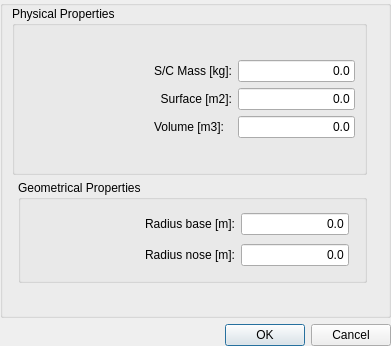
This is sta-src/Main/physicalproperties.ui in Dwarf-Planet-Project/SpaceDesignTool as Qt 5 draws it before an edit. The edited form follows.
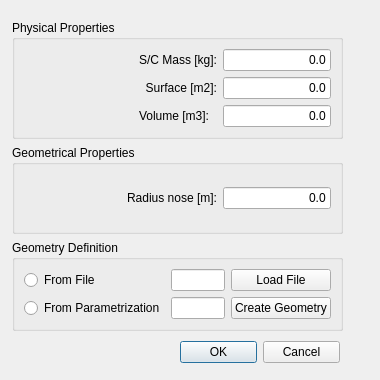
This is the edited form. Icons and pictures are not drawn.

The edit to the form file:
```diff
--- a/sta-src/Main/physicalproperties.ui
+++ b/sta-src/Main/physicalproperties.ui
@@ -6,20 +6,20 @@
    <rect>
     <x>0</x>
     <y>0</y>
-    <width>391</width>
-    <height>346</height>
+    <width>380</width>
+    <height>380</height>
    </rect>
   </property>
   <property name="minimumSize">
    <size>
-    <width>391</width>
-    <height>346</height>
+    <width>380</width>
+    <height>380</height>
    </size>
   </property>
   <property name="maximumSize">
    <size>
-    <width>391</width>
-    <height>346</height>
+    <width>380</width>
+    <height>380</height>
    </size>
   </property>
   <property name="baseSize">
@@ -31,26 +31,18 @@
   <property name="windowTitle">
    <string>Physical/Geometrical Properties</string>
   </property>
+  <widget class="QWidget" name="layoutWidget">
+   <property name="geometry">
+    <rect>
+     <x>12</x>
+     <y>20</y>
+     <width>331</width>
+     <height>311</height>
+    </rect>
+   </property>
   <layout class="QVBoxLayout" name="verticalLayout_2">
-   <property name="margin">
-    <number>0</number>
-   </property>
    <item>
-    <layout class="QGridLayout" name="gridLayout_3">
-     <item row="0" column="0">
-      <widget class="QGroupBox" name="groupBox_3">
-       <property name="title">
-        <string/>
-       </property>
        <widget class="QGroupBox" name="groupBox_2">
-        <property name="geometry">
-         <rect>
-          <x>12</x>
-          <y>6</y>
-          <width>355</width>
-          <height>169</height>
-         </rect>
-        </property>
         <property name="maximumSize">
          <size>
           <width>400</width>
@@ -60,8 +52,8 @@
         <property name="title">
          <string>Physical Properties</string>
         </property>
-        <layout class="QGridLayout" name="gridLayout_2">
-         <item row="0" column="0">
+      <layout class="QHBoxLayout" name="horizontalLayout_2">
+       <item>
           <layout class="QGridLayout" name="gridLayout">
            <item row="0" column="0">
             <widget class="QLabel" name="label">
@@ -193,49 +185,16 @@
          </item>
         </layout>
        </widget>
+    </item>
+    <item>
        <widget class="QGroupBox" name="groupBox">
-        <property name="geometry">
-         <rect>
-          <x>18</x>
-          <y>180</y>
-          <width>349</width>
-          <height>103</height>
-         </rect>
-        </property>
         <property name="title">
          <string>Geometrical Properties</string>
         </property>
-        <widget class="QWidget" name="gridLayoutWidget">
-         <property name="geometry">
-          <rect>
-           <x>6</x>
-           <y>30</y>
-           <width>325</width>
-           <height>61</height>
-          </rect>
-         </property>
+      <layout class="QHBoxLayout" name="horizontalLayout">
+       <item>
          <layout class="QGridLayout" name="gridLayout_4">
           <item row="0" column="2">
-           <widget class="QLabel" name="label_8">
-            <property name="text">
-             <string>Radius base [m]:</string>
-            </property>
-            <property name="alignment">
-             <set>Qt::AlignRight|Qt::AlignTrailing|Qt::AlignVCenter</set>
-            </property>
-           </widget>
-          </item>
-          <item row="0" column="3">
-           <widget class="QLineEdit" name="lineEditRadiusBase">
-            <property name="text">
-             <string>0.0</string>
-            </property>
-            <property name="alignment">
-             <set>Qt::AlignRight|Qt::AlignTrailing|Qt::AlignVCenter</set>
-            </property>
-           </widget>
-          </item>
-          <item row="1" column="2">
            <widget class="QLabel" name="label_7">
             <property name="text">
              <string>Radius nose [m]:</string>
@@ -245,7 +204,7 @@
             </property>
            </widget>
           </item>
-          <item row="1" column="3">
+         <item row="0" column="3">
            <widget class="QLineEdit" name="lineEditRadiusNose">
             <property name="text">
              <string>0.0</string>
@@ -256,19 +215,6 @@
            </widget>
           </item>
           <item row="0" column="1">
-           <spacer name="horizontalSpacer_7">
-            <property name="orientation">
-             <enum>Qt::Horizontal</enum>
-            </property>
-            <property name="sizeHint" stdset="0">
-             <size>
-              <width>40</width>
-              <height>20</height>
-             </size>
-            </property>
-           </spacer>
-          </item>
-          <item row="1" column="1">
            <spacer name="horizontalSpacer_10">
             <property name="orientation">
              <enum>Qt::Horizontal</enum>
@@ -282,19 +228,6 @@
            </spacer>
           </item>
           <item row="0" column="0">
-           <spacer name="horizontalSpacer_5">
-            <property name="orientation">
-             <enum>Qt::Horizontal</enum>
-            </property>
-            <property name="sizeHint" stdset="0">
-             <size>
-              <width>40</width>
-              <height>20</height>
-             </size>
-            </property>
-           </spacer>
-          </item>
-          <item row="1" column="0">
            <spacer name="horizontalSpacer_6">
             <property name="orientation">
              <enum>Qt::Horizontal</enum>
@@ -308,14 +241,94 @@
            </spacer>
           </item>
          </layout>
-        </widget>
-       </widget>
-      </widget>
-     </item>
-    </layout>
-   </item>
-   <item>
+       </item>
+      </layout>
+     </widget>
+    </item>
+    <item>
+     <widget class="QGroupBox" name="groupBox_4">
+      <property name="title">
+       <string>Geometry Definition</string>
+      </property>
+      <layout class="QHBoxLayout" name="horizontalLayout_3">
+       <item>
+        <layout class="QGridLayout" name="gridLayout_6">
+         <item row="0" column="0">
+          <widget class="QRadioButton" name="FileRadioButton">
+           <property name="text">
+            <string>From File</string>
+           </property>
+          </widget>
+         </item>
+         <item row="0" column="2">
+          <widget class="QLineEdit" name="lineEditGeomFile"/>
+         </item>
+         <item row="0" column="3">
+          <widget class="QPushButton" name="geomFileButton">
+           <property name="text">
+            <string>Load File</string>
+           </property>
+          </widget>
+         </item>
+         <item row="0" column="1">
+          <spacer name="horizontalSpacer_4">
+           <property name="orientation">
+            <enum>Qt::Horizontal</enum>
+           </property>
+           <property name="sizeHint" stdset="0">
+            <size>
+             <width>40</width>
+             <height>20</height>
+            </size>
+           </property>
+          </spacer>
+         </item>
+         <item row="1" column="0">
+          <widget class="QRadioButton" name="ParaRadioButton">
+           <property name="text">
+            <string>From Parametrization</string>
+           </property>
+          </widget>
+         </item>
+         <item row="1" column="1">
+          <spacer name="horizontalSpacer_5">
+           <property name="orientation">
+            <enum>Qt::Horizontal</enum>
+           </property>
+           <property name="sizeHint" stdset="0">
+            <size>
+             <width>40</width>
+             <height>20</height>
+            </size>
+           </property>
+          </spacer>
+         </item>
+         <item row="1" column="2">
+          <widget class="QLineEdit" name="lineEditGeomPara"/>
+         </item>
+         <item row="1" column="3">
+          <widget class="QPushButton" name="geomParaButton">
+           <property name="text">
+            <string>Create Geometry</string>
+           </property>
+          </widget>
+         </item>
+        </layout>
+       </item>
+      </layout>
+     </widget>
+    </item>
+   </layout>
+  </widget>
     <widget class="QDialogButtonBox" name="buttonBox">
+   <property name="geometry">
+    <rect>
+     <x>180</x>
+     <y>340</y>
+     <width>160</width>
+     <height>25</height>
+    </rect>
+   </property>
      <property name="maximumSize">
       <size>
        <width>16777215</width>
@@ -329,8 +342,6 @@
       <set>QDialogButtonBox::Cancel|QDialogButtonBox::Ok</set>
      </property>
     </widget>
-   </item>
-  </layout>
  </widget>
  <tabstops>
   <tabstop>lineEditMass</tabstop>
```
Left out of the diff: 44 changed lines with no effect on the pictures. Lines whose indentation alone changed are shown as unchanged.
